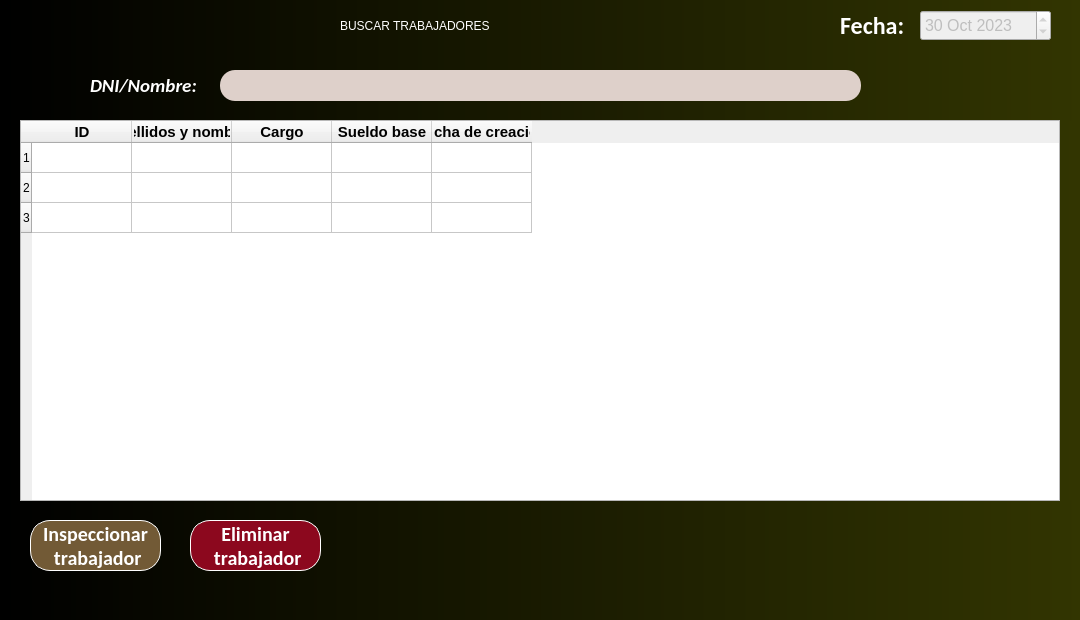
This is src/otros_recursos/GUI/TrabajadorBuscar.ui in JosueDanielGarciaBetancourt/CalculoSueldosProject as Qt 5 draws it before an edit. The edited form follows.
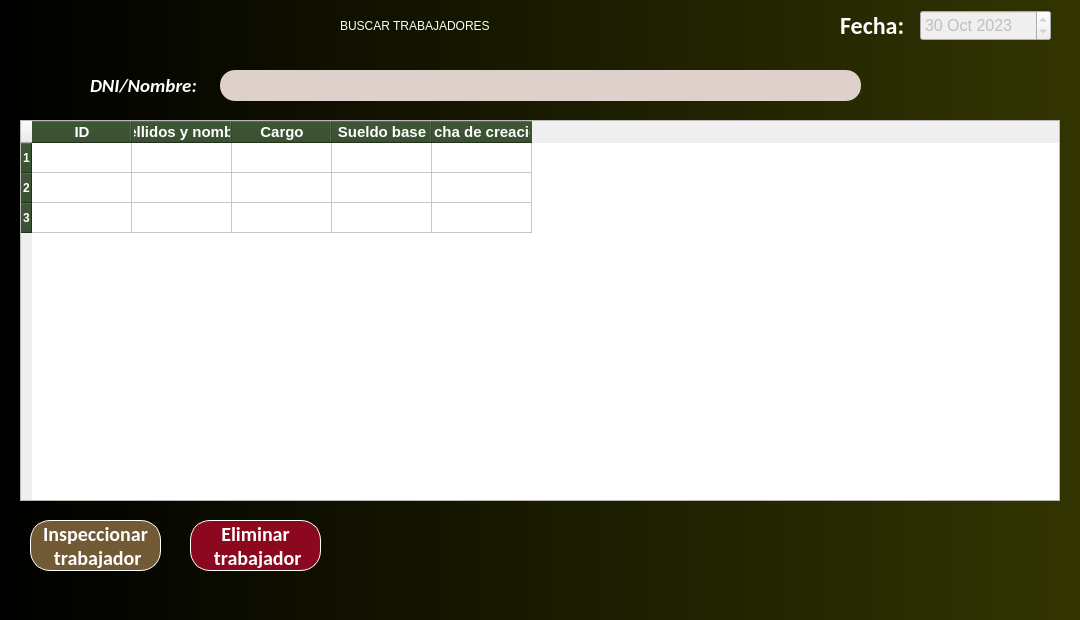
This is the edited form. Icons and pictures are not drawn.

Diff of the .ui file:
```diff
--- a/src/otros_recursos/GUI/TrabajadorBuscar.ui
+++ b/src/otros_recursos/GUI/TrabajadorBuscar.ui
@@ -297,20 +297,41 @@
     <property name="whatsThis">
      <string/>
     </property>
+    <property name="styleSheet">
+     <string notr="true">QHeaderView::section {
+   background-color: rgb(43, 69, 34);
+   color: white;
+}</string>
+    </property>
     <row>
      <property name="text">
       <string>1</string>
      </property>
+     <property name="font">
+      <font>
+       <bold>true</bold>
+      </font>
+     </property>
     </row>
     <row>
      <property name="text">
       <string>2</string>
      </property>
+     <property name="font">
+      <font>
+       <bold>true</bold>
+      </font>
+     </property>
     </row>
     <row>
      <property name="text">
       <string>3</string>
      </property>
+     <property name="font">
+      <font>
+       <bold>true</bold>
+      </font>
+     </property>
     </row>
     <column>
      <property name="text">
```
Left out of the diff: 2 changed lines with no effect on the pictures.
